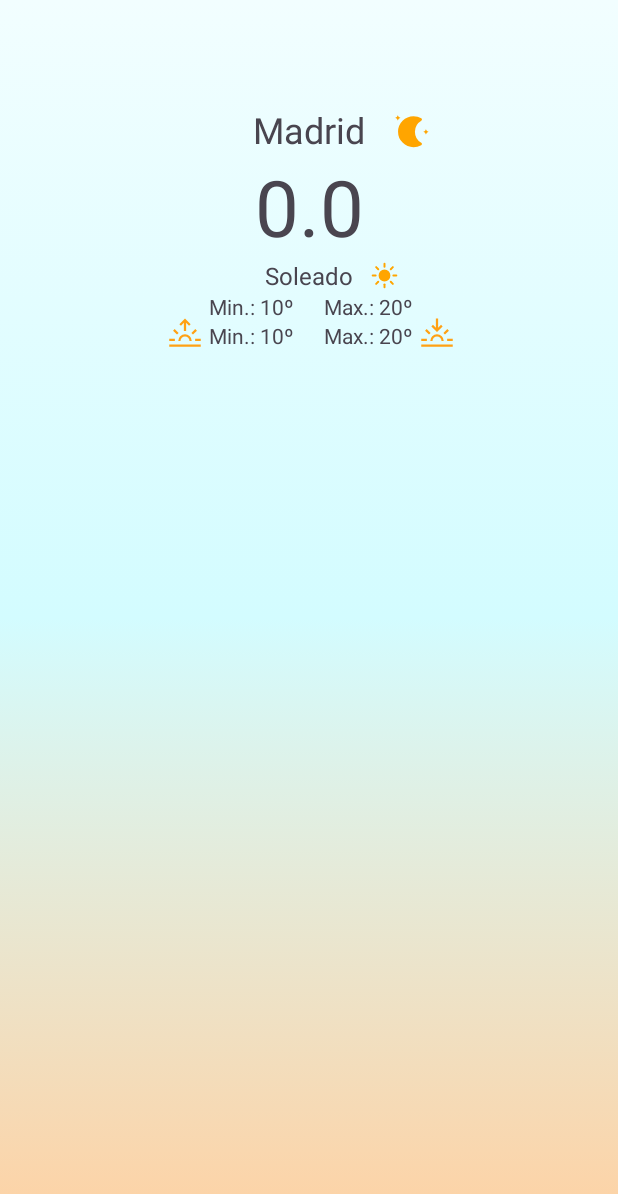
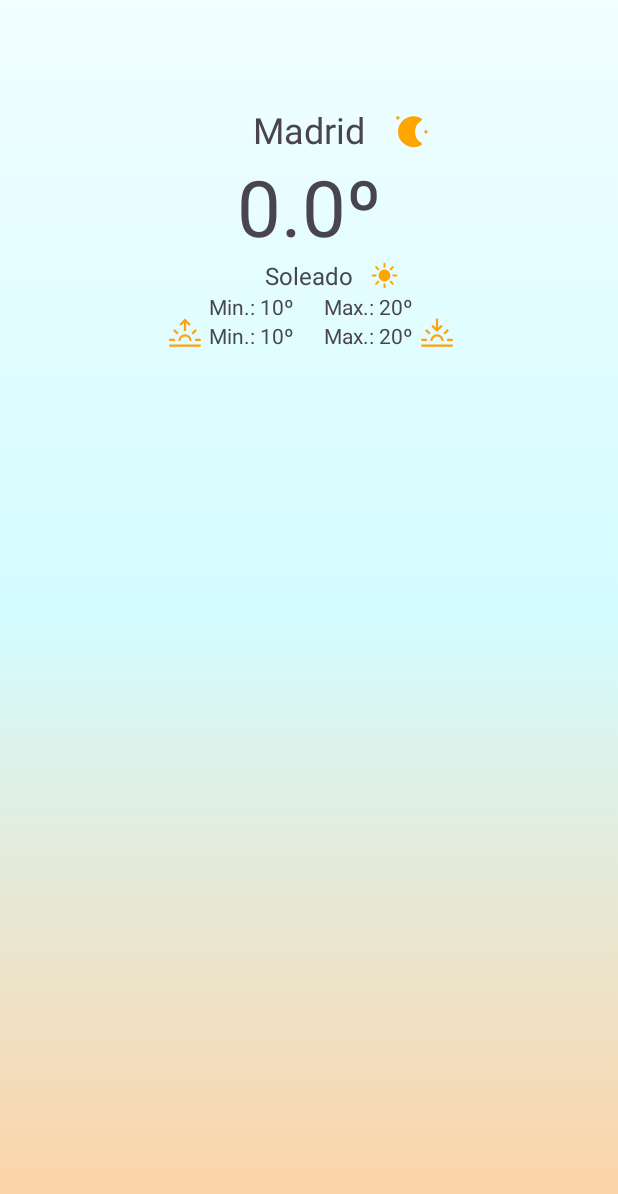
Before and after one commit to oscarmrm-labs/Android-Sprint3, an Android app: the screen it shows after launch (MainActivity), on a phone screen of 412 x 824 dp. Shown: the top 1194 px of the screen. Run offline under Robolectric (Android 15) with nearby library versions, the phone set to English and light mode, and no system bars.

Commit message:
Add degree format "º"

```diff
--- /dev/null
+++ b/app/src/main/java/com/qualentum/sprint3/common/data/Constants.kt
@@ -0,0 +1,3 @@
+package com.qualentum.sprint3.common.data
+
+const val DEGREE_SYMBOL = "º"
--- a/app/src/main/java/com/qualentum/sprint3/main/ui/MainActivity.kt
+++ b/app/src/main/java/com/qualentum/sprint3/main/ui/MainActivity.kt
@@ -12,6 +12,7 @@ import androidx.core.view.WindowInsetsCompat
 import androidx.lifecycle.lifecycleScope
 import androidx.recyclerview.widget.LinearLayoutManager
 import com.qualentum.sprint3.R
+import com.qualentum.sprint3.common.data.DEGREE_SYMBOL
 import com.qualentum.sprint3.common.ui.GetWeatherState.getWeatherDescription
 import com.qualentum.sprint3.common.ui.GetWeatherState.getWeatherIcon
 import com.qualentum.sprint3.databinding.ActivityMainBinding
@@ -24,8 +25,8 @@ import kotlinx.coroutines.launch
 
 class MainActivity : AppCompatActivity() {
     private lateinit var binding: ActivityMainBinding
-    val latitude = 64.41
-    val longitude = -8.70
+    val latitude = 42.41
+    val longitude = -3.70
     private val forecastDaysConst = 7
     private val viewModel = MainViewModel(latitude, longitude)
 
@@ -55,7 +56,7 @@ class MainActivity : AppCompatActivity() {
         }
         lifecycleScope.launch {
             viewModel.currentWeatherState.collect {
-                binding.tvCurrentTemperature.text = it?.temperature.toString()
+                binding.tvCurrentTemperature.text = it?.temperature.toString() + DEGREE_SYMBOL
 
                 binding.iconDayNight.setImageDrawable(showDayNightIcon(it?.isDay))
             }
@@ -63,8 +64,8 @@ class MainActivity : AppCompatActivity() {
         lifecycleScope.launch {
             viewModel.dayWeatherState.collect {
                 if (checkDayWeatherLists(it)) {
-                    binding.tvTodayMinTemperature.text = it?.temperatureMin?.get(0).toString()
-                    binding.tvTodayMaxTemperature.text = it?.temperatureMax?.get(0).toString()
+                    binding.tvTodayMinTemperature.text = it?.temperatureMin?.get(0).toString() + DEGREE_SYMBOL
+                    binding.tvTodayMaxTemperature.text = it?.temperatureMax?.get(0).toString() + DEGREE_SYMBOL
                     binding.tvTodaySunrise.text = it?.sunrise?.get(0).toString()
                     binding.tvTodaySunset.text = it?.sunset?.get(0).toString()
                 }
@@ -142,17 +143,4 @@ class MainActivity : AppCompatActivity() {
             ContextCompat.getDrawable(this, R.drawable.night_svg)
         }
     }
-/*
-    private fun showWeatherIcon(currentWeather: String): Drawable? {
-        return when (currentWeather) {
-            "rain" -> ContextCompat.getDrawable(this, R.drawable.rain_svg)
-            "showers" -> ContextCompat.getDrawable(this, R.drawable.showers_svg)
-            "snowfall" -> ContextCompat.getDrawable(this, R.drawable.snowfall_svg)
-            "cloudly" -> ContextCompat.getDrawable(this, R.drawable.cloudy_day_1_svg)
-            "cloudly2" -> ContextCompat.getDrawable(this, R.drawable.cloudy_day_2_svg)
-            "cloudly3" -> ContextCompat.getDrawable(this, R.drawable.cloudy_day_3_svg)
-            else -> ContextCompat.getDrawable(this, R.drawable.day_svg)
-        }
-    }
- */
 }
--- a/app/src/main/res/layout/item_day_info.xml
+++ b/app/src/main/res/layout/item_day_info.xml
@@ -73,7 +73,6 @@
             android:id="@+id/textView11"
             android:layout_width="wrap_content"
             android:layout_height="wrap_content"
-            android:layout_marginEnd="4dp"
             android:text="24º"
             app:layout_constraintBottom_toBottomOf="parent"
             app:layout_constraintEnd_toStartOf="@id/iconHotThermometer"
```
